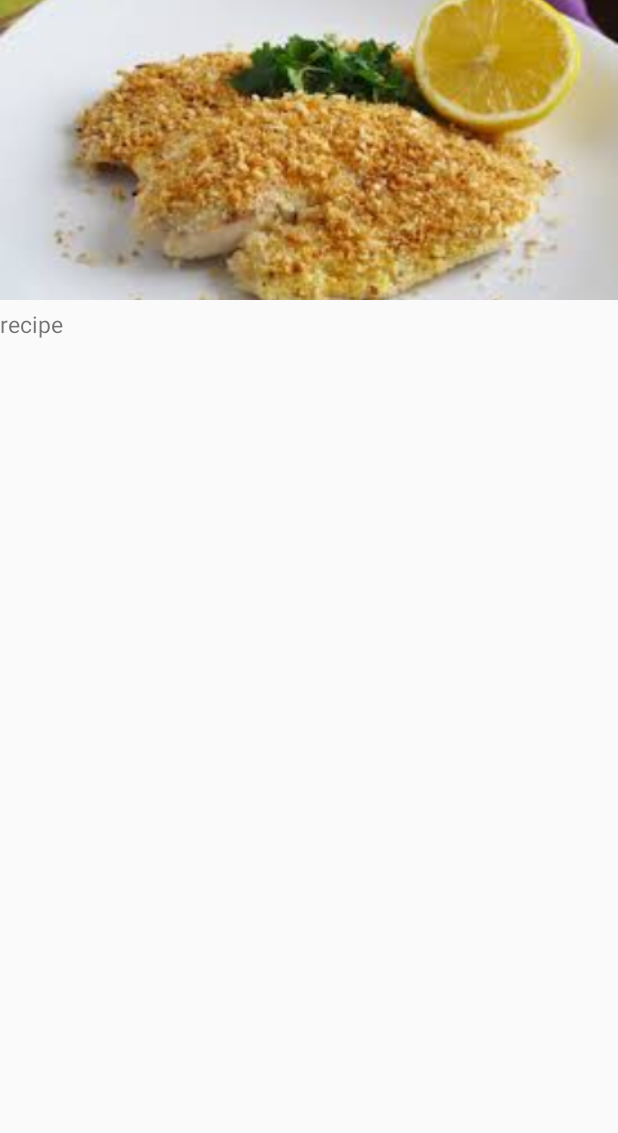
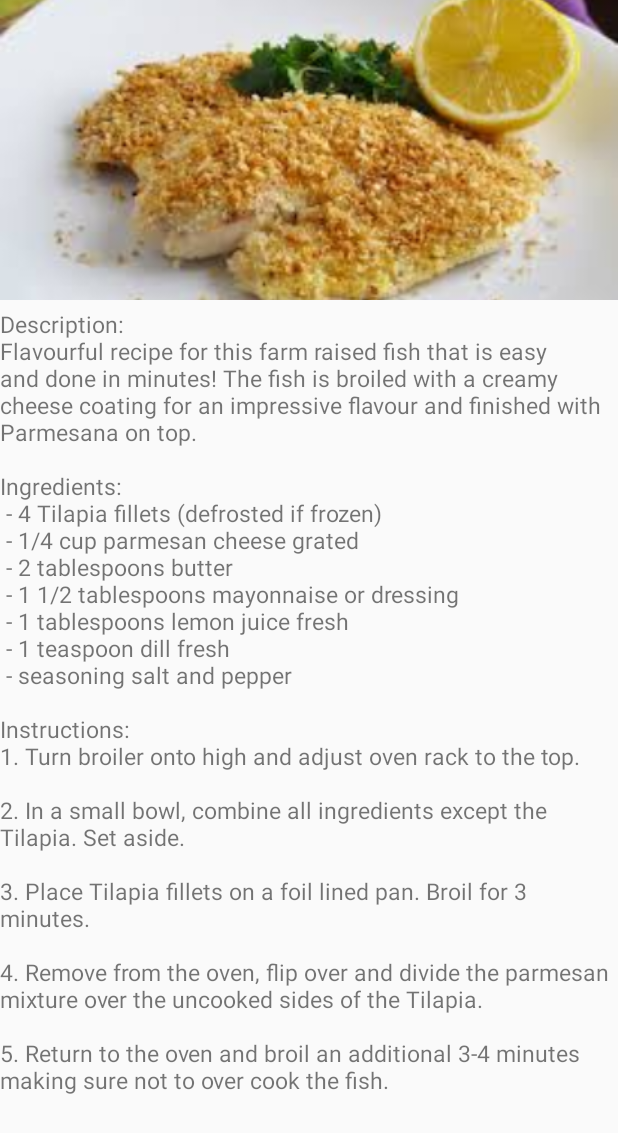
Before and after one commit to Aaron-Cartier/731Assignment5, an Android app: the layout broiled_tilapia_parmesan.xml on its own in the app's theme, with its tools: preview values and no code run, on a phone screen of 412 x 824 dp. Shown: the top 1133 px of the screen. Run offline under Robolectric (Android 15) with nearby library versions, the phone set to English and light mode, and no system bars.

Commit message:
commit - 9 : filled out the 5th and final recipe xmp layout, sweet potato and lentil soup xml layout. The app at this point is functional in both the phone and tablet mode.

```diff
--- a/app/src/main/res/layout/broiled_tilapia_parmesan.xml
+++ b/app/src/main/res/layout/broiled_tilapia_parmesan.xml
@@ -29,7 +29,7 @@
                 android:layout_width="match_parent"
                 android:layout_height="wrap_content"
                 android:layout_marginTop="5dp"
-                android:text="recipe"
+                android:text="Description:\nFlavourful recipe for this farm raised fish that is easy and done in minutes! The fish is broiled with a creamy cheese coating for an impressive flavour and finished with Parmesana on top.\n\nIngredients:\n - 4 Tilapia fillets (defrosted if frozen)\n - 1/4 cup parmesan cheese grated\n - 2 tablespoons butter\n - 1 1/2 tablespoons mayonnaise or dressing\n - 1 tablespoons lemon juice fresh\n - 1 teaspoon dill fresh\n - seasoning salt and pepper\n\nInstructions:\n1. Turn broiler onto high and adjust oven rack to the top.\n\n2. In a small bowl, combine all ingredients except the Tilapia. Set aside.\n\n3. Place Tilapia fillets on a foil lined pan. Broil for 3 minutes.\n\n4. Remove from the oven, flip over and divide the parmesan mixture over the uncooked sides of the Tilapia.\n\n5. Return to the oven and broil an additional 3-4 minutes making sure not to over cook the fish.\n"
                 android:textSize="15sp" />
         </LinearLayout>
     </ScrollView>
```
